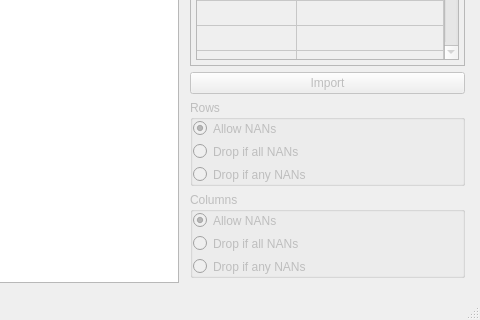
The window that colliderscope.ui (kevinanewman/colliderscope2024) describes before a commit, drawn with Qt 5; both pictures show x 575 to 1055 and y 512 to 832 of the 1055 by 832 pixel window.
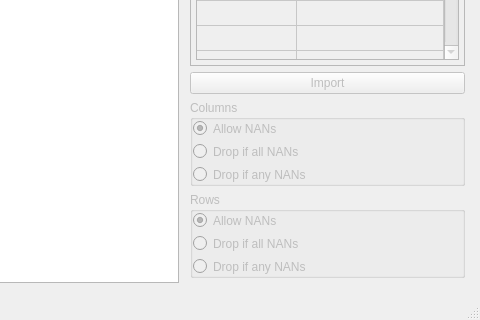
The same window after the commit. Icons and pictures are not drawn. Custom widgets are drawn as their Qt base class.

```diff
--- a/colliderscope.ui
+++ b/colliderscope.ui
@@ -1113,64 +1113,6 @@
               </widget>
              </widget>
             </item>
-            <item>
-             <widget class="QGroupBox" name="row_groupBox">
-              <property name="enabled">
-               <bool>false</bool>
-              </property>
-              <property name="maximumSize">
-               <size>
-                <width>16777215</width>
-                <height>86</height>
-               </size>
-              </property>
-              <property name="title">
-               <string>Rows</string>
-              </property>
-              <layout class="QVBoxLayout" name="verticalLayout_15">
-               <property name="leftMargin">
-                <number>0</number>
-               </property>
-               <property name="topMargin">
-                <number>0</number>
-               </property>
-               <property name="rightMargin">
-                <number>0</number>
-               </property>
-               <property name="bottomMargin">
-                <number>0</number>
-               </property>
-               <item>
-                <layout class="QVBoxLayout" name="verticalLayout_16">
-                 <item>
-                  <widget class="QRadioButton" name="row_allow_nans">
-                   <property name="text">
-                    <string>Allow NANs</string>
-                   </property>
-                   <property name="checked">
-                    <bool>true</bool>
-                   </property>
-                  </widget>
-                 </item>
-                 <item>
-                  <widget class="QRadioButton" name="row_drop_if_all_nans_radioButton">
-                   <property name="text">
-                    <string>Drop if all NANs</string>
-                   </property>
-                  </widget>
-                 </item>
-                 <item>
-                  <widget class="QRadioButton" name="row_drop_if_any_nans_radioButton">
-                   <property name="text">
-                    <string>Drop if any NANs</string>
-                   </property>
-                  </widget>
-                 </item>
-                </layout>
-               </item>
-              </layout>
-             </widget>
-            </item>
             <item>
              <widget class="QGroupBox" name="column_groupBox">
               <property name="enabled">
@@ -1235,6 +1177,64 @@
               </layout>
              </widget>
             </item>
+            <item>
+             <widget class="QGroupBox" name="row_groupBox">
+              <property name="enabled">
+               <bool>false</bool>
+              </property>
+              <property name="maximumSize">
+               <size>
+                <width>16777215</width>
+                <height>86</height>
+               </size>
+              </property>
+              <property name="title">
+               <string>Rows</string>
+              </property>
+              <layout class="QVBoxLayout" name="verticalLayout_15">
+               <property name="leftMargin">
+                <number>0</number>
+               </property>
+               <property name="topMargin">
+                <number>0</number>
+               </property>
+               <property name="rightMargin">
+                <number>0</number>
+               </property>
+               <property name="bottomMargin">
+                <number>0</number>
+               </property>
+               <item>
+                <layout class="QVBoxLayout" name="verticalLayout_16">
+                 <item>
+                  <widget class="QRadioButton" name="row_allow_nans">
+                   <property name="text">
+                    <string>Allow NANs</string>
+                   </property>
+                   <property name="checked">
+                    <bool>true</bool>
+                   </property>
+                  </widget>
+                 </item>
+                 <item>
+                  <widget class="QRadioButton" name="row_drop_if_all_nans_radioButton">
+                   <property name="text">
+                    <string>Drop if all NANs</string>
+                   </property>
+                  </widget>
+                 </item>
+                 <item>
+                  <widget class="QRadioButton" name="row_drop_if_any_nans_radioButton">
+                   <property name="text">
+                    <string>Drop if any NANs</string>
+                   </property>
+                  </widget>
+                 </item>
+                </layout>
+               </item>
+              </layout>
+             </widget>
+            </item>
             <item>
              <spacer name="verticalSpacer_6">
               <property name="orientation">
```
Left out of the diff: 6 changed lines with no effect on the pictures.
